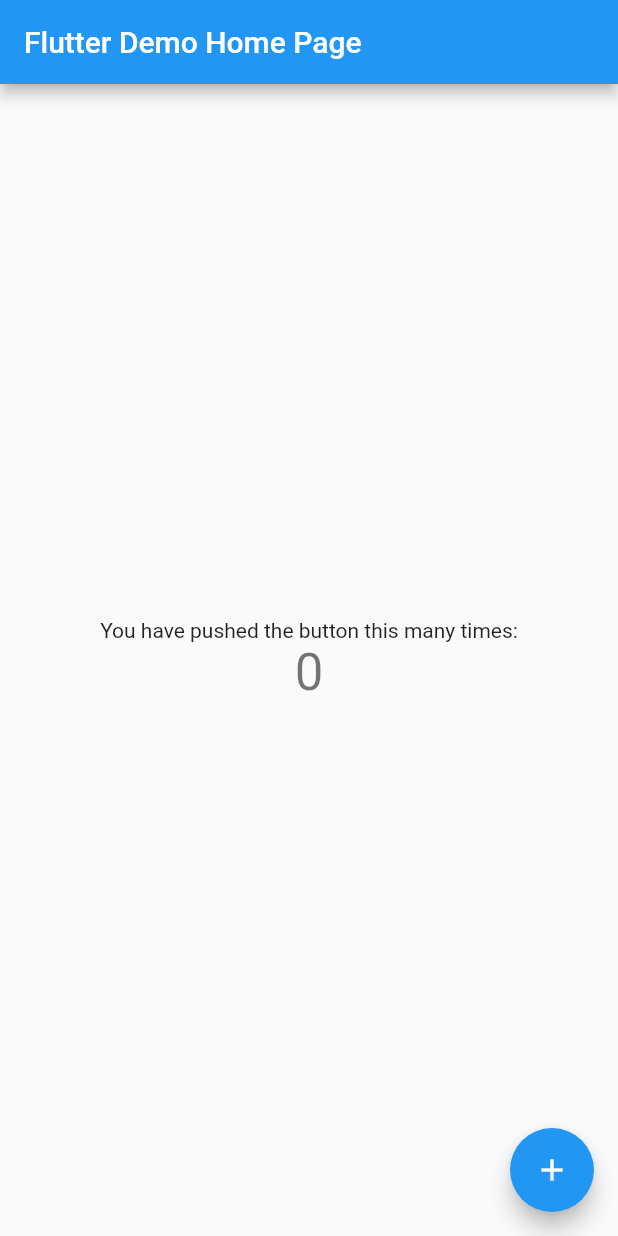
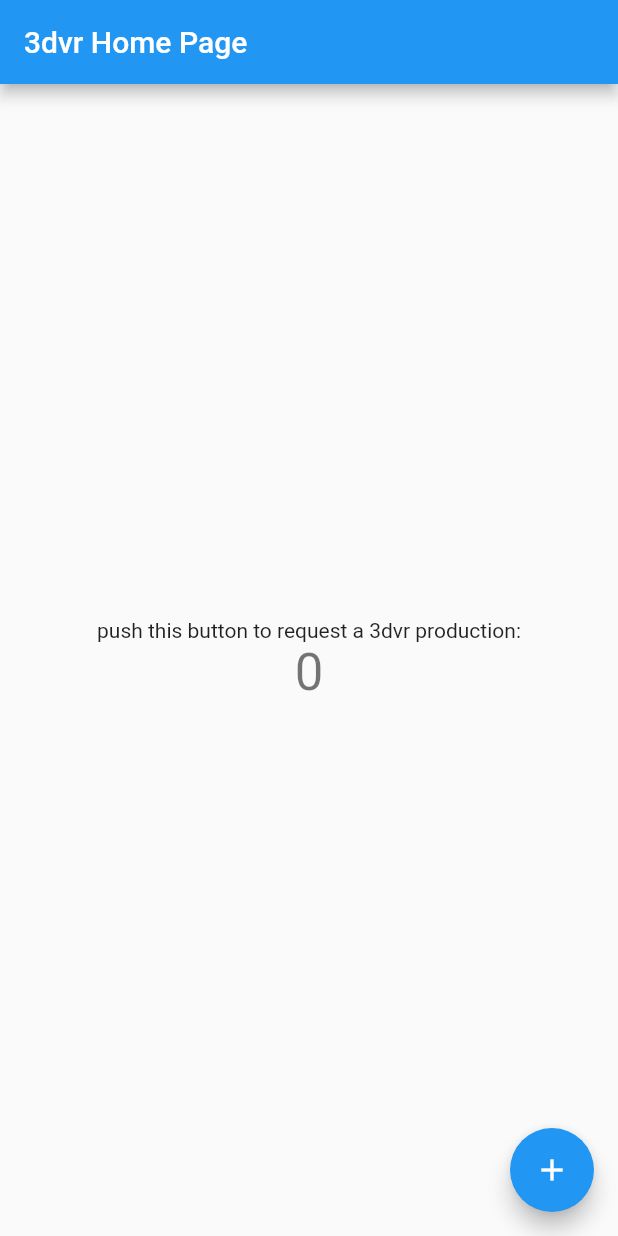
Before and after one commit to tmsteph/3dvr-app, a Flutter app: the screen it shows after launch, on a phone screen of 412 x 824 dp. Run offline on Flutter 3.47's test engine with Material 2 defaults, Android fonts, the phone set to English and light mode, and no system bars.

Commit message:
Make progress

```diff
--- a/flutter_3dvr/lib/main.dart
+++ b/flutter_3dvr/lib/main.dart
@@ -11,7 +11,7 @@
   @override
   Widget build(BuildContext context) {
     return MaterialApp(
-      title: 'Flutter Demo',
+      title: '3dvr Productions',
       theme: ThemeData(
         // This is the theme of your application.
         //
@@ -24,22 +24,13 @@
         // is not restarted.
         primarySwatch: Colors.blue,
       ),
-      home: const MyHomePage(title: 'Flutter Demo Home Page'),
+      home: const MyHomePage(title: '3dvr Home Page'),
     );
   }
 }
 
 class MyHomePage extends StatefulWidget {
   const MyHomePage({super.key, required this.title});
-
-  // This widget is the home page of your application. It is stateful, meaning
-  // that it has a State object (defined below) that contains fields that affect
-  // how it looks.
-
-  // This class is the configuration for the state. It holds the values (in this
-  // case the title) provided by the parent (in this case the App widget) and
-  // used by the build method of the State. Fields in a Widget subclass are
-  // always marked "final".
 
   final String title;
 
@@ -52,51 +43,22 @@
 
   void _incrementCounter() {
     setState(() {
-      // This call to setState tells the Flutter framework that something has
-      // changed in this State, which causes it to rerun the build method below
-      // so that the display can reflect the updated values. If we changed
-      // _counter without calling setState(), then the build method would not be
-      // called again, and so nothing would appear to happen.
       _counter++;
     });
   }
 
   @override
   Widget build(BuildContext context) {
-    // This method is rerun every time setState is called, for instance as done
-    // by the _incrementCounter method above.
-    //
-    // The Flutter framework has been optimized to make rerunning build methods
-    // fast, so that you can just rebuild anything that needs updating rather
-    // than having to individually change instances of widgets.
     return Scaffold(
       appBar: AppBar(
-        // Here we take the value from the MyHomePage object that was created by
-        // the App.build method, and use it to set our appbar title.
         title: Text(widget.title),
       ),
       body: Center(
-        // Center is a layout widget. It takes a single child and positions it
-        // in the middle of the parent.
         child: Column(
-          // Column is also a layout widget. It takes a list of children and
-          // arranges them vertically. By default, it sizes itself to fit its
-          // children horizontally, and tries to be as tall as its parent.
-          //
-          // Invoke "debug painting" (press "p" in the console, choose the
-          // "Toggle Debug Paint" action from the Flutter Inspector in Android
-          // Studio, or the "Toggle Debug Paint" command in Visual Studio Code)
-          // to see the wireframe for each widget.
-          //
-          // Column has various properties to control how it sizes itself and
-          // how it positions its children. Here we use mainAxisAlignment to
-          // center the children vertically; the main axis here is the vertical
-          // axis because Columns are vertical (the cross axis would be
-          // horizontal).
           mainAxisAlignment: MainAxisAlignment.center,
           children: <Widget>[
             const Text(
-              'You have pushed the button this many times:',
+              'push this button to request a 3dvr production:',
             ),
             Text(
               '$_counter',
```
